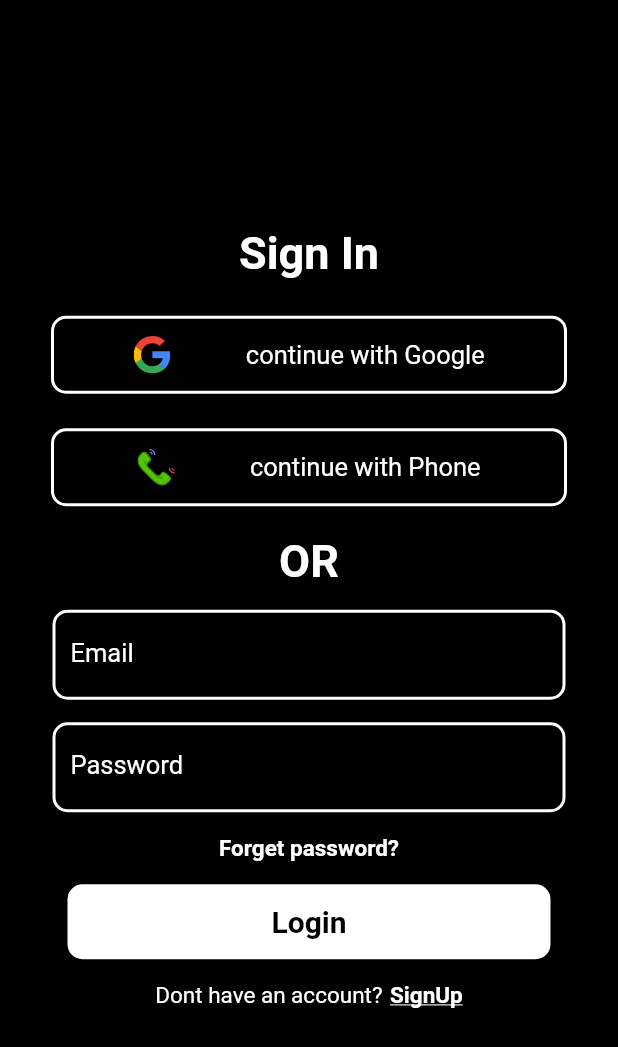
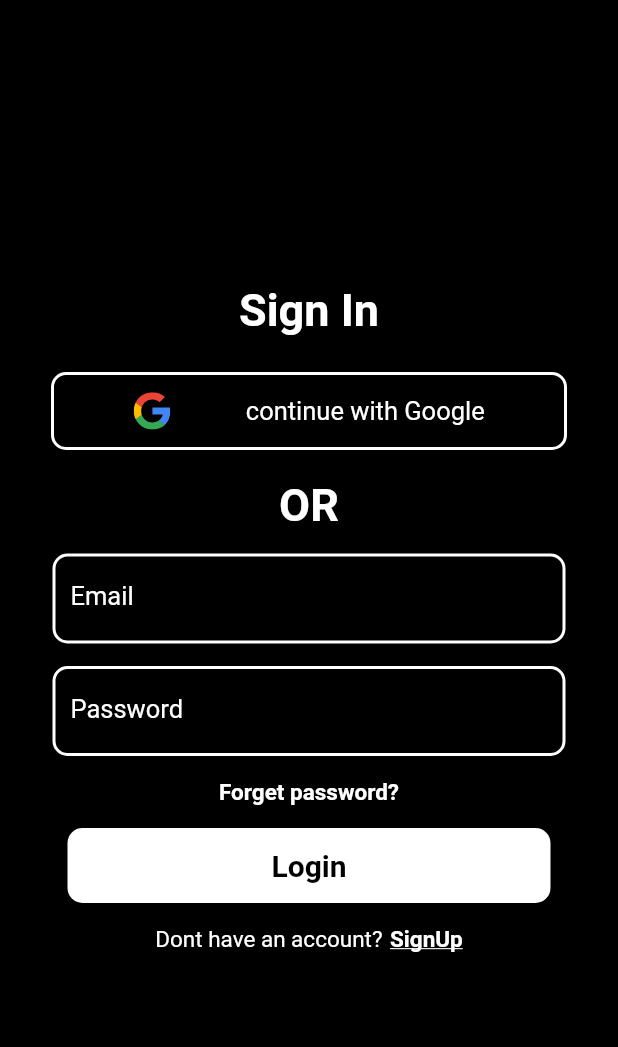
Before and after one commit to Anish-guragain/To-do-app_Flutter, a Flutter app: the home screen opened directly, scrolled down 171 dp, after a tap on the "logout" icon, on a phone screen of 412 x 824 dp. Shown: the top 1047 px of the screen. Run offline on Flutter 3.47's test engine with Material 2 defaults, Android fonts, the phone set to English and light mode, and no system bars; our stand-ins replace cloud_firestore, firebase_auth, firebase_core, flutter_secure_storage, flutter_svg, google_sign_in; accounts and stored records are empty; network calls fail.

```diff
--- a/lib/pages/HomePage.dart
+++ b/lib/pages/HomePage.dart
@@ -3,7 +3,6 @@
 import 'package:cloud_firestore/cloud_firestore.dart';
 import 'package:flutter/material.dart';
 import 'package:todoproject/pages/AddTodo.dart';
-import 'package:todoproject/pages/SignUpPage.dart';
 import 'package:todoproject/pages/TodoCard.dart';
 import 'package:todoproject/pages/viewdata.dart';
 import '../Service/Auth_service.dart';
@@ -31,7 +30,7 @@ class _homeState extends State<home> {
         appBar: AppBar(
           backgroundColor: Colors.black87,
           title: Text(
-            "Today's Schedule",
+            "Today's ToDo",
             style: TextStyle(
               fontSize: 34,
               fontWeight: FontWeight.bold,
@@ -120,9 +119,6 @@ class _homeState extends State<home> {
                   ),
                 ),
                 label: ''),
-            BottomNavigationBarItem(
-                icon: Icon(Icons.settings, color: Colors.white, size: 30),
-                label: ''),
           ],
           onTap: (int index) {
             print(index);
@@ -202,7 +198,7 @@ class _homeState extends State<home> {
                                     ? ''
                                     : document['title'],
                                 color: iconcolor,
-                                time: '10 am',
+                                time: '1 pm',
                                 check: selected[index].checkvalue,
                                 iconbgcolor: Colors.white,
                                 iconData: icondata,
--- a/lib/pages/SignUpPage.dart
+++ b/lib/pages/SignUpPage.dart
@@ -51,11 +51,7 @@ class _SignUpPageState extends State<SignUpPage> {
               SizedBox(
                 height: 15,
               ),
-              // signup with phone number
-              buttonitem('assets/phone.svg', "continue with Phone", 25, () {}),
-              SizedBox(
-                height: 15,
-              ),
+
               Text(
                 'OR',
                 style: TextStyle(
--- a/lib/pages/SigninPage.dart
+++ b/lib/pages/SigninPage.dart
@@ -49,11 +49,7 @@ class _SigninPageState extends State<SigninPage> {
               SizedBox(
                 height: 15,
               ),
-              // sign in with phone number
-              buttonitem('assets/phone.svg', "continue with Phone", 25, () {}),
-              SizedBox(
-                height: 15,
-              ),
+
               Text(
                 'OR',
                 style: TextStyle(
```
